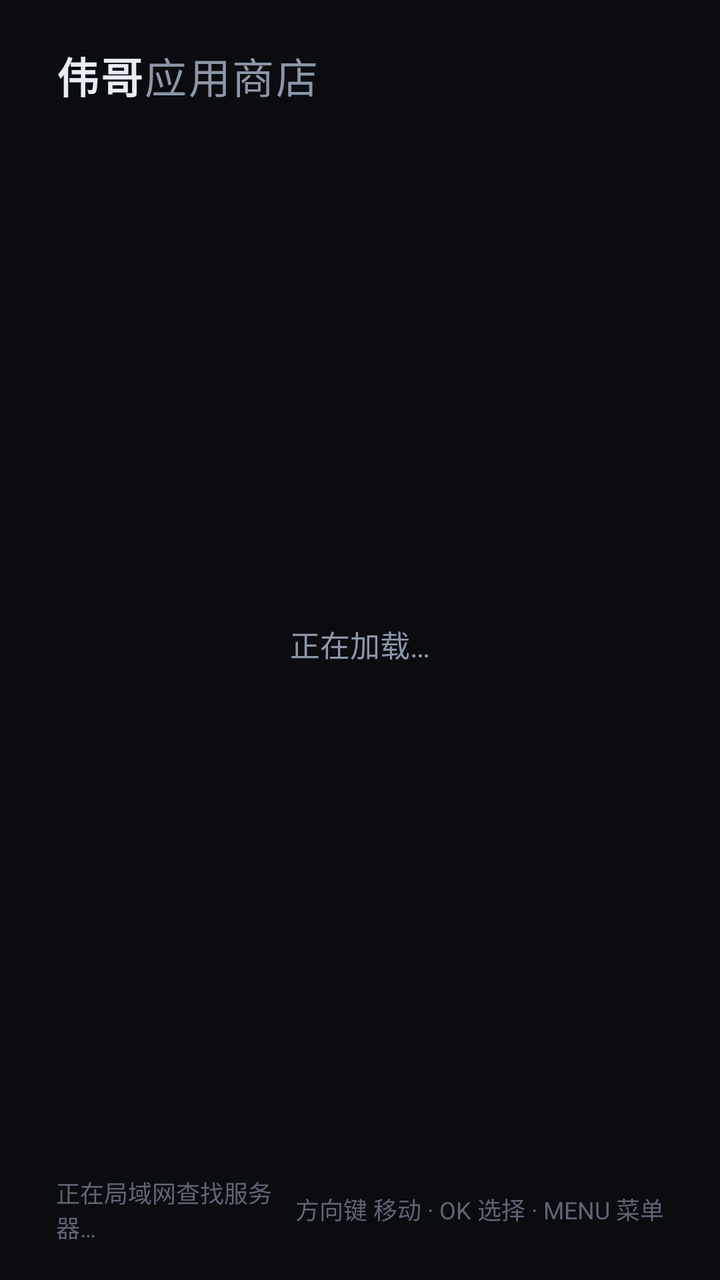
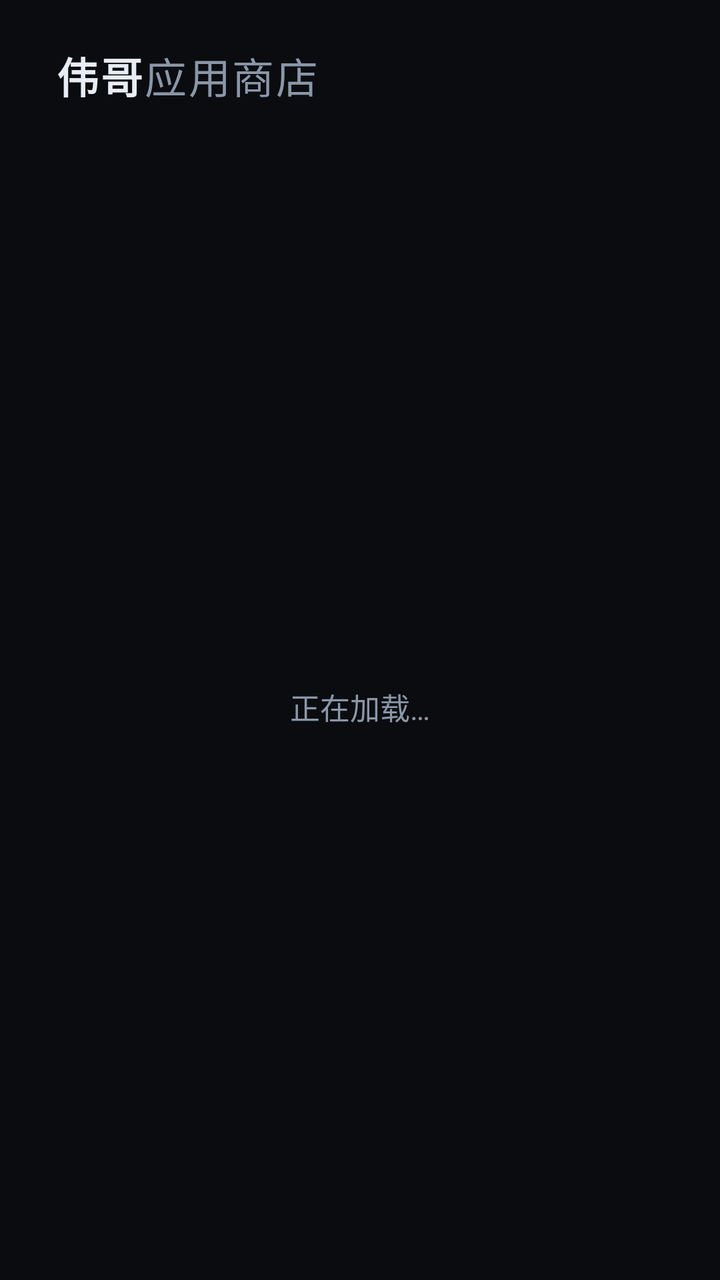

Before-and-after screenshots of an Android layout around one commit, followed by the original layout XML and the change that was made.
<!-- AndroidManifest.xml: application theme AppTheme -->
<!-- res/layout/activity_main.xml -->
<?xml version="1.0" encoding="utf-8"?>
<LinearLayout xmlns:android="http://schemas.android.com/apk/res/android"
    android:layout_width="match_parent"
    android:layout_height="match_parent"
    android:orientation="vertical"
    android:background="@color/bg">

    <LinearLayout
        android:layout_width="match_parent"
        android:layout_height="wrap_content"
        android:orientation="horizontal"
        android:gravity="center_vertical"
        android:paddingLeft="28dp"
        android:paddingRight="28dp"
        android:paddingTop="22dp"
        android:paddingBottom="14dp">

        <TextView
            android:layout_width="wrap_content"
            android:layout_height="wrap_content"
            android:text="伟哥"
            android:textColor="@color/tx"
            android:textSize="21sp"
            android:textStyle="bold"
            android:letterSpacing="0.04" />

        <TextView
            android:layout_width="wrap_content"
            android:layout_height="wrap_content"
            android:text="应用商店"
            android:textColor="@color/tx2"
            android:textSize="21sp"
            android:letterSpacing="0.04" />

        <LinearLayout
            android:id="@+id/tabs"
            android:layout_width="wrap_content"
            android:layout_height="wrap_content"
            android:orientation="horizontal"
            android:layout_marginLeft="28dp"
            android:gravity="center_vertical" />

        <TextView
            android:id="@+id/count"
            android:layout_width="0dp"
            android:layout_height="wrap_content"
            android:layout_weight="1"
            android:gravity="right"
            android:textColor="@color/tx3"
            android:textSize="12sp"
            android:text="" />
    </LinearLayout>

    <FrameLayout
        android:layout_width="match_parent"
        android:layout_height="0dp"
        android:layout_weight="1">

        <GridView
            android:id="@+id/grid"
            android:layout_width="match_parent"
            android:layout_height="match_parent"
            android:numColumns="auto_fit"
            android:columnWidth="166dp"
            android:stretchMode="columnWidth"
            android:horizontalSpacing="4dp"
            android:verticalSpacing="8dp"
            android:paddingLeft="24dp"
            android:paddingRight="24dp"
            android:paddingTop="6dp"
            android:paddingBottom="6dp"
            android:clipToPadding="false"
            android:clipChildren="false"
            android:listSelector="@android:color/transparent"
            android:scrollbars="none"
            android:focusable="true"
            android:focusableInTouchMode="true" />

        <TextView
            android:id="@+id/empty"
            android:layout_width="wrap_content"
            android:layout_height="wrap_content"
            android:layout_gravity="center"
            android:gravity="center"
            android:textColor="@color/tx2"
            android:textSize="15sp"
            android:lineSpacingExtra="8dp"
            android:text="@string/loading" />
    </FrameLayout>

    <LinearLayout
        android:id="@+id/dlbox"
        android:layout_width="match_parent"
        android:layout_height="wrap_content"
        android:orientation="vertical"
        android:visibility="gone"
        android:paddingLeft="28dp"
        android:paddingRight="28dp"
        android:paddingBottom="10dp">

        <LinearLayout
            android:layout_width="match_parent"
            android:layout_height="wrap_content"
            android:orientation="horizontal"
            android:paddingBottom="6dp">

            <TextView
                android:id="@+id/dltext"
                android:layout_width="0dp"
                android:layout_height="wrap_content"
                android:layout_weight="1"
                android:textColor="@color/tx"
                android:textSize="13sp" />

            <TextView
                android:id="@+id/dlpct"
                android:layout_width="wrap_content"
                android:layout_height="wrap_content"
                android:textColor="@color/tx2"
                android:textSize="12sp" />
        </LinearLayout>

        <ProgressBar
            android:id="@+id/dlbar"
            style="?android:attr/progressBarStyleHorizontal"
            android:layout_width="match_parent"
            android:layout_height="4dp"
            android:max="100"
            android:progressDrawable="@drawable/progress_h" />
    </LinearLayout>

    <LinearLayout
        android:layout_width="match_parent"
        android:layout_height="wrap_content"
        android:orientation="horizontal"
        android:gravity="center_vertical"
        android:paddingLeft="28dp"
        android:paddingRight="28dp"
        android:paddingTop="10dp"
        android:paddingBottom="18dp">

        <TextView
            android:id="@+id/status"
            android:layout_width="0dp"
            android:layout_height="wrap_content"
            android:layout_weight="1"
            android:textColor="@color/tx3"
            android:textSize="12sp"
            android:text="@string/connecting" />

        <TextView
            android:layout_width="wrap_content"
            android:layout_height="wrap_content"
            android:textColor="@color/tx3"
            android:textSize="12sp"
            android:text="方向键 移动 · OK 选择 · MENU 菜单" />
    </LinearLayout>
</LinearLayout>
<!-- resources referenced by this layout -->
<resources>
  <color name="bg">#FF0A0C10</color>
  <color name="tx">#FFE8EDF5</color>
  <color name="tx2">#FF8B97A8</color>
  <color name="tx3">#FF5C6675</color>
  <!-- drawable progress_h (drawable) -->
  <?xml version="1.0" encoding="utf-8"?>
  <layer-list xmlns:android="http://schemas.android.com/apk/res/android">
      <item android:id="@android:id/background">
          <shape android:shape="rectangle">
              <solid android:color="#FF1F2634" />
              <corners android:radius="99dp" />
          </shape>
      </item>
      <item android:id="@android:id/progress">
          <clip>
              <shape android:shape="rectangle">
                  <solid android:color="@color/accent" />
                  <corners android:radius="99dp" />
              </shape>
          </clip>
      </item>
  </layer-list>
  <string name="connecting">正在局域网查找服务器…</string>
  <string name="loading">正在加载…</string>
  <style name="AppTheme" parent="@android:style/Theme.Material.NoActionBar.Fullscreen">
          <item name="android:windowBackground">@color/bg</item>
          <item name="android:colorAccent">@color/accent</item>
          <item name="android:windowAnimationStyle">@null</item>
      </style>
  <color name="accent">#FF3B82F6</color>
</resources>

<!-- the commit's change to res/layout/activity_main.xml (unified diff, before → after) -->
@@ -46,6 +46,7 @@
             android:layout_height="wrap_content"
             android:layout_weight="1"
             android:gravity="right"
+            android:visibility="gone"
             android:textColor="@color/tx3"
             android:textSize="12sp"
             android:text="" />
@@ -130,10 +131,12 @@
     </LinearLayout>
 
     <LinearLayout
+        android:id="@+id/footer"
         android:layout_width="match_parent"
         android:layout_height="wrap_content"
         android:orientation="horizontal"
         android:gravity="center_vertical"
+        android:visibility="gone"
         android:paddingLeft="28dp"
         android:paddingRight="28dp"
         android:paddingTop="10dp"
